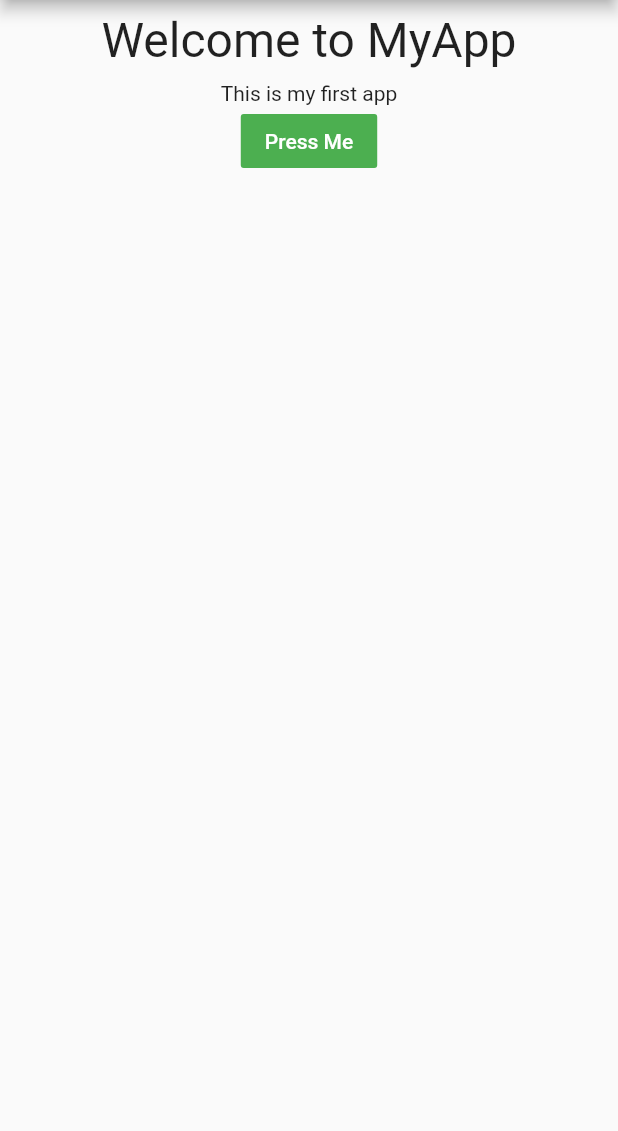
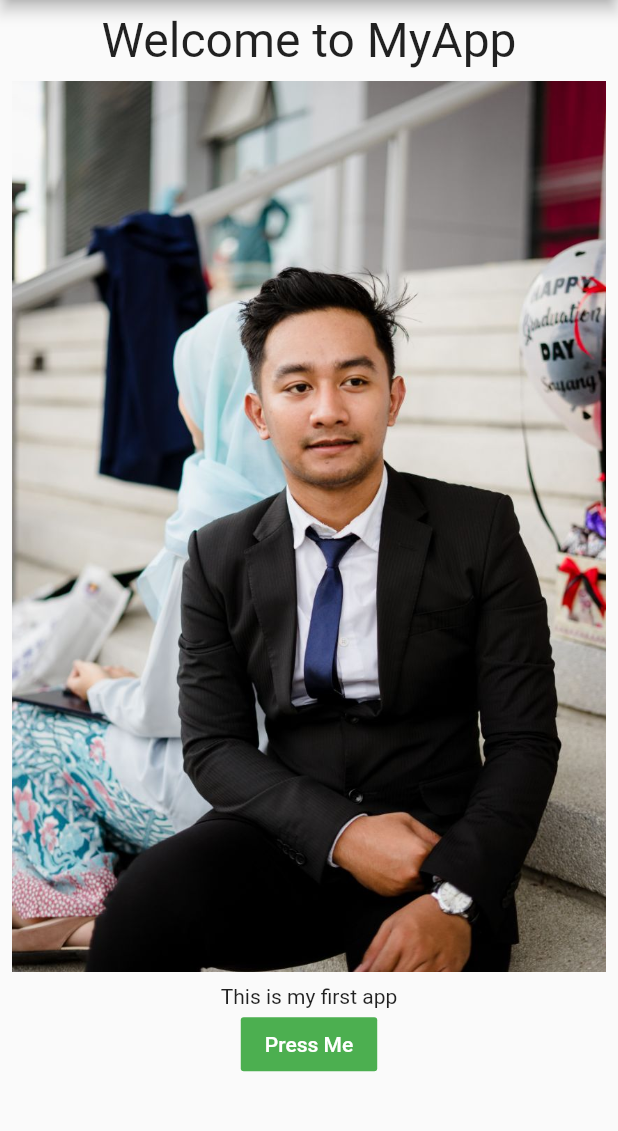
Before and after one commit to samtarmizi/flutter-day1, a Flutter app: the screen it shows after launch, on a phone screen of 412 x 824 dp, the part 84-1215 px from its top. Run offline on Flutter 3.47's test engine with Material 2 defaults, Android fonts, the phone set to English and light mode, and no system bars.

```diff
--- a/lib/main.dart
+++ b/lib/main.dart
@@ -36,6 +36,8 @@ class _HelloWorldPageState extends State<HelloWorldPage> {
                   child: Column(children: <Widget>[
                 Text("Welcome to MyApp", style: TextStyle(fontSize: 32)),
                 SizedBox(height: 8),
+                Image.asset("assets/images/test.jpg"),
+                SizedBox(height: 8.0),
                 Text("This is my first app"),
                 FlatButton(
                   child: Text("Press Me"),
--- a/pubspec.yaml
+++ b/pubspec.yaml
@@ -41,8 +41,8 @@ flutter:
   uses-material-design: true
 
   # To add assets to your application, add an assets section, like this:
-  # assets:
-  #  - images/a_dot_burr.jpeg
+  assets:
+    - assets/images/
   #  - images/a_dot_ham.jpeg
 
   # An image asset can refer to one or more resolution-specific "variants", see
```
Also changed, not shown: assets/images/test.jpg (added).
